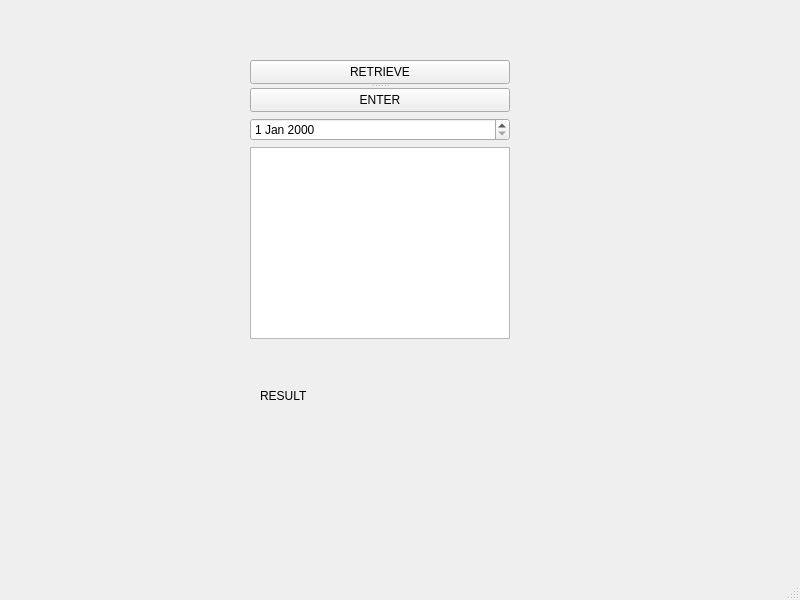
Before: the Qt Designer form uiOne.ui in NeverGraceful/DailyLog, drawn with Qt 5.
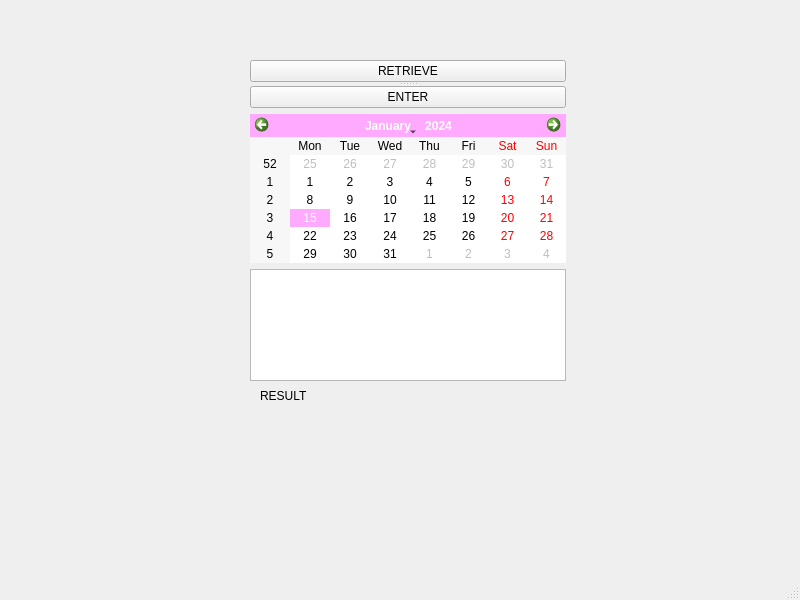
After: the same form once the commit is applied.

Patch:
```diff
--- a/uiOne.ui
+++ b/uiOne.ui
@@ -27,13 +27,13 @@
      <string>RESULT</string>
     </property>
    </widget>
-   <widget class="QWidget" name="">
+   <widget class="QWidget" name="layoutWidget">
     <property name="geometry">
      <rect>
       <x>250</x>
       <y>60</y>
-      <width>260</width>
-      <height>279</height>
+      <width>316</width>
+      <height>321</height>
      </rect>
     </property>
     <layout class="QVBoxLayout" name="verticalLayout_2">
@@ -57,7 +57,45 @@
      <item>
       <layout class="QVBoxLayout" name="verticalLayout">
        <item>
-        <widget class="QDateEdit" name="DATE"/>
+        <widget class="QCalendarWidget" name="CALENDAR">
+         <property name="palette">
+          <palette>
+           <active>
+            <colorrole role="Highlight">
+             <brush brushstyle="SolidPattern">
+              <color alpha="255">
+               <red>255</red>
+               <green>170</green>
+               <blue>255</blue>
+              </color>
+             </brush>
+            </colorrole>
+           </active>
+           <inactive>
+            <colorrole role="Highlight">
+             <brush brushstyle="SolidPattern">
+              <color alpha="255">
+               <red>255</red>
+               <green>170</green>
+               <blue>255</blue>
+              </color>
+             </brush>
+            </colorrole>
+           </inactive>
+           <disabled>
+            <colorrole role="Highlight">
+             <brush brushstyle="SolidPattern">
+              <color alpha="255">
+               <red>0</red>
+               <green>120</green>
+               <blue>215</blue>
+              </color>
+             </brush>
+            </colorrole>
+           </disabled>
+          </palette>
+         </property>
+        </widget>
        </item>
        <item>
         <widget class="QPlainTextEdit" name="MOOD"/>
```
